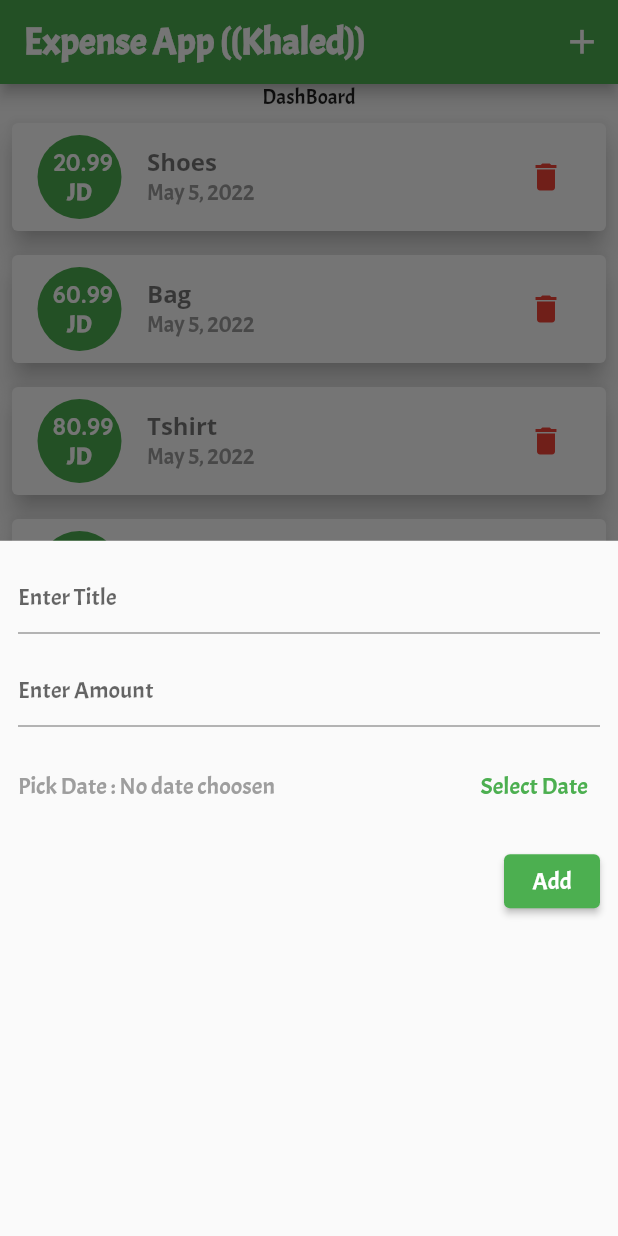
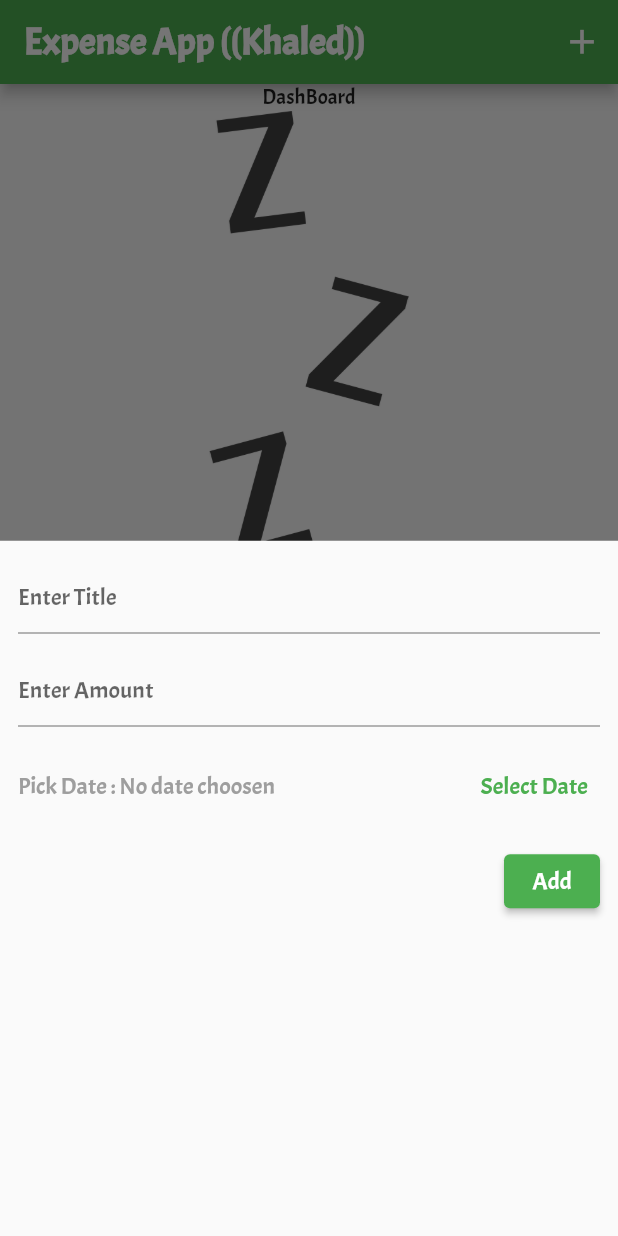
Before and after one commit to khsh90/Flutter-Projects, a Flutter app: the screen it shows after launch, after a tap on the "add" icon, on a phone screen of 412 x 824 dp. Run offline on Flutter 3.47's test engine with Material 2 defaults, Android fonts, the phone set to English and light mode, and no system bars; our stand-ins replace date_time_picker.

Commit message:
finish errors in app

```diff
--- a/expenseAppByKhaled/expense_app/lib/main.dart
+++ b/expenseAppByKhaled/expense_app/lib/main.dart
@@ -38,32 +38,11 @@ class ExpneseApp extends StatefulWidget {
   State<ExpneseApp> createState() => _ExpenseApp();
 }
 
-final List<Transaction> transactions = [
-  Transaction(
-      id: DateTime.now().toString(),
-      item: 'Shoes',
-      amount: 20.99,
-      transactionDate: DateTime.now()),
-  Transaction(
-      id: DateTime.now().toString(),
-      item: 'Bag',
-      amount: 60.99,
-      transactionDate: DateTime.now()),
-  Transaction(
-      id: DateTime.now().toString(),
-      item: 'Tshirt',
-      amount: 80.99,
-      transactionDate: DateTime.now()),
-  Transaction(
-      id: DateTime.now().toString(),
-      item: 'House Need',
-      amount: 150,
-      transactionDate: DateTime.now()),
-];
+final List<Transaction> transactions = [];
 
 class _ExpenseApp extends State<ExpneseApp> {
   void addTX(String title, double amount, DateTime pickedDateTime) {
-     setState(() {
+    setState(() {
       transactions.add(Transaction(
           id: DateTime.now().toString(),
           item: title,
--- a/expenseAppByKhaled/expense_app/lib/widgets/titleandamountwidget.dart
+++ b/expenseAppByKhaled/expense_app/lib/widgets/titleandamountwidget.dart
@@ -18,15 +18,18 @@ class _TitleAndAmountWidget extends State<TitleAndAmountWidget> {
   var _pickedDateTime;
 
   void addNewTransaction() {
-    if (titleConroller.text.isEmpty &&
-        double.parse(amountConroller.text) == null &&
-        _pickedDateTime == null) {
+    var title = titleConroller.text;
+    var amount = double.parse(amountConroller.text);
+
+    if (title.isEmpty || amount <= 0 || _pickedDateTime == null) {
+      print('condition false applied');
       return;
     } else {
-      widget.addTransaction(titleConroller.text,
-          double.parse(amountConroller.text), _pickedDateTime);
-      Navigator.of(context).pop();
+      print(title);
+      print('condition true applied');
+      widget.addTransaction(title, amount, _pickedDateTime);
     }
+    Navigator.of(context).pop();
   }
 
   @override
@@ -39,18 +42,21 @@ class _TitleAndAmountWidget extends State<TitleAndAmountWidget> {
           const SizedBox(
             height: 14,
           ),
-          TextFormField(
+          TextField(
             controller: titleConroller,
             decoration: const InputDecoration(
               hintText: 'Enter Title',
             ),
+            onSubmitted: (_) => addNewTransaction,
           ),
           const SizedBox(
             height: 14,
           ),
-          TextFormField(
+          TextField(
             controller: amountConroller,
+            keyboardType: TextInputType.number,
             decoration: const InputDecoration(hintText: 'Enter Amount'),
+            onSubmitted: (_) => addNewTransaction,
           ),
           const SizedBox(
             height: 16,
```
